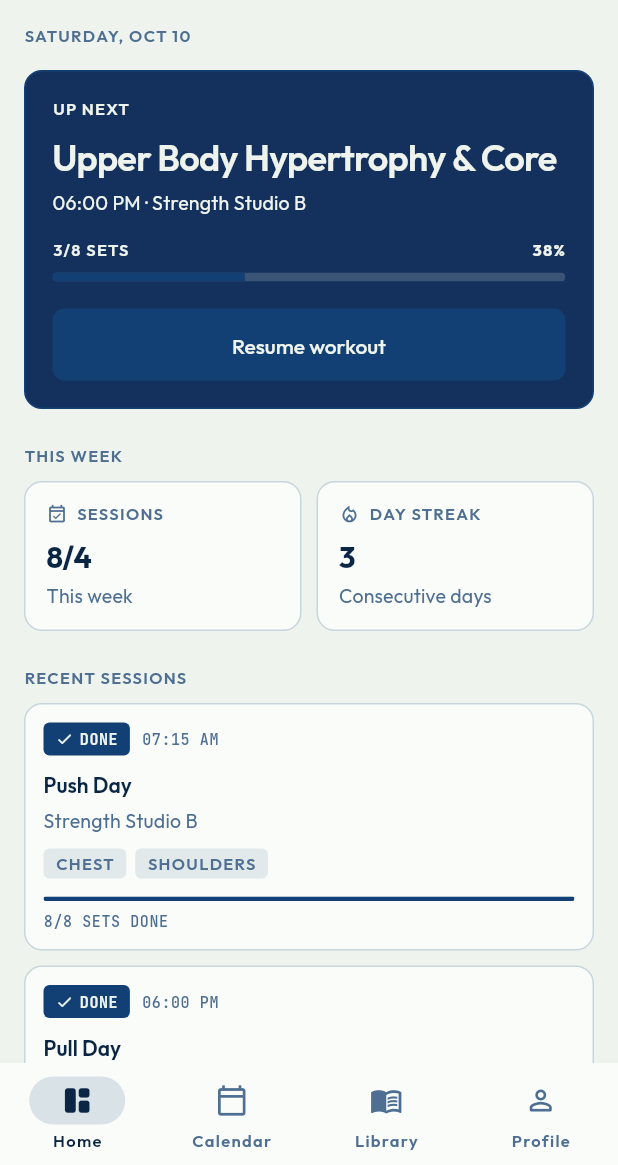
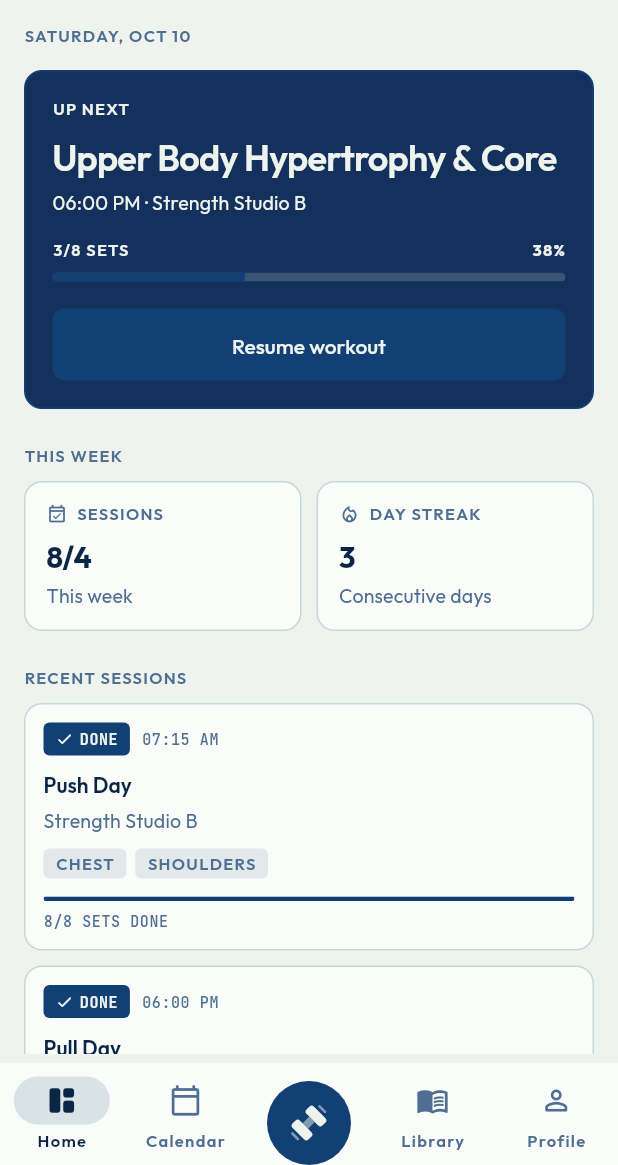
Before and after one commit to swcidd/plus_one, a Flutter app: the screen it shows after launch, on a phone screen of 412 x 824 dp, the part 71-1236 px from its top. Run offline on Flutter 3.47's test engine with Material 3 defaults, Android fonts, the phone set to English and light mode, and no system bars; our stand-ins replace equatable, flutter_svg, google_fonts.

Commit message:
feat(nav): put the action in the middle of the destination bar
Five equal slots rather than four tabs with a circle floated over the
seam. Padding the tabs apart and overlaying would leave the button
off-centre by half a destination's width, which reads as a layout
mistake even when everything is tappable. The empty middle slot keeps
the arithmetic honest and puts the button exactly on the bar's centre
line.

The action opens today's plan, or the most recent session when there
is nothing scheduled, so it is never a control that goes nowhere.
Building a session from scratch needs a form and is the next screen.

```diff
--- a/lib/screens/app_shell.dart
+++ b/lib/screens/app_shell.dart
@@ -1,10 +1,13 @@
 import 'package:flutter/material.dart';
+import 'package:provider/provider.dart';
 
 import '../navigation/app_tab.dart';
+import '../providers/workout_provider.dart';
 import '../widgets/bottom_nav_bar.dart';
 import '../widgets/brand_app_bar.dart';
 import '../widgets/empty_state.dart';
 import 'home_screen.dart';
+import 'workout_details_screen.dart';
 
 /// Hosts the four tabs and owns which one is visible.
 ///
@@ -33,6 +36,20 @@ class _AppShellState extends State<AppShell> {
     setState(() => _active = tab);
   }
 
+  /// The bar's action: go to whatever the lifter would train next.
+  ///
+  /// Opens today's plan when there is one, and falls back to the most recent
+  /// session rather than doing nothing, so the button is never a dead control.
+  /// Building a session from scratch needs a form, which is the next screen -
+  /// until then the button takes the user somewhere real.
+  void _startWorkout() {
+    final provider = context.read<WorkoutProvider>();
+    final target = provider.focusWorkout ?? provider.workouts.lastOrNull;
+    if (target == null) return;
+
+    Navigator.of(context).pushNamed(WorkoutDetailsScreen.routeFor(target.id));
+  }
+
   @override
   Widget build(BuildContext context) {
     return Scaffold(
@@ -43,7 +60,11 @@ class _AppShellState extends State<AppShell> {
             _LazyTab(tab: tab, active: _active, select: _select),
         ],
       ),
-      bottomNavigationBar: AppBottomNav(selected: _active, onSelected: _select),
+      bottomNavigationBar: AppBottomNav(
+        selected: _active,
+        onSelected: _select,
+        onWorkoutPressed: _startWorkout,
+      ),
     );
   }
 }
--- a/lib/widgets/bottom_nav_bar.dart
+++ b/lib/widgets/bottom_nav_bar.dart
@@ -1,47 +1,97 @@
 import 'package:flutter/material.dart';
 
 import '../navigation/app_tab.dart';
+import 'workout_action_button.dart';
 
-/// The persistent destination bar.
+/// The persistent destination bar, with a raised action in the middle.
 ///
-/// A thin wrapper over [NavigationBar] rather than a raw Material widget for
-/// three reasons: it names the destination set in one place so a fifth tab is
-/// a one-line enum change, it gives every bar the same keyboard and semantics
-/// behaviour, and it keeps the bar's chrome in [NavigationBarThemeData] where
-/// the rest of the app's styling lives.
-///
-/// Built from the enum rather than a passed-in list of labels so the bar cannot
-/// drift out of step with the routes: an entry here and a route there are the
-/// same declaration.
+/// Five equal slots rather than four tabs plus an overlay: giving the middle
+/// slot to [WorkoutActionButton] keeps the layout arithmetic honest. Padding
+/// four tabs apart and floating a circle over the seam would leave the button
+/// off-centre by half a destination's width, which is exactly the sort of
+/// one-pixel disagreement a designer notices immediately.
 class AppBottomNav extends StatelessWidget {
   const AppBottomNav({
     super.key,
     required this.selected,
     required this.onSelected,
+    required this.onWorkoutPressed,
+    this.actionSize = 56,
   });
 
   final AppTab selected;
   final ValueChanged<AppTab> onSelected;
 
+  /// Opens a session. The bar does not know whether that resumes today's plan
+  /// or starts something new; the button owns no state of its own.
+  final VoidCallback onWorkoutPressed;
+
+  /// Index of [tab] in the bar, counting the action's own slot.
+  ///
+  /// Public so a caller that navigates programmatically can highlight the right
+  /// destination without reimplementing the offset.
+  static int slotOf(AppTab tab) => _slots.indexOf(tab);
+
+  final double actionSize;
+
   @override
   Widget build(BuildContext context) {
-    return NavigationBar(
-      selectedIndex: selected.index,
-      // Resolves an index back to a tab so callers pass a destination rather
-      // than a positional integer, which is what lets the enum stay the single
-      // source of truth for ordering.
-      onDestinationSelected: (index) => onSelected(AppTab.values[index]),
-      destinations: [
-        for (final tab in AppTab.values)
-          NavigationDestination(
-            icon: Icon(tab.icon),
-            selectedIcon: Icon(tab.selectedIcon),
-            label: tab.label,
-            // Long press opens nothing, so the tooltip is what makes a
-            // destination's name reachable without leaving the bar.
-            tooltip: tab.label,
-          ),
+    return Stack(
+      alignment: Alignment.bottomCenter,
+      children: [
+        NavigationBar(
+          // Position in the bar, not the enum index: the action occupies a
+          // slot of its own, so calendar is at 1 but library at 3. Deriving it
+          // from the same list that builds the destinations means the two can
+          // never disagree.
+          selectedIndex: _slots.indexOf(selected),
+          // Maps the tapped slot back to its destination. Going through the slot list
+          // rather than AppTab.values is what keeps the action's own slot from
+          // shifting every destination after it by one.
+          onDestinationSelected: (index) {
+            final tab = _slots[index];
+            if (tab != null) onSelected(tab);
+          },
+          destinations: [for (final tab in _slots) _destination(context, tab)],
+        ),
+        // Sits above the bar so the raised circle reads as an action on the bar
+        // rather than a fifth destination. IgnorePointer is not needed: the
+        // middle slot of the bar behind it is transparent and this button is
+        // the only thing there to receive a tap.
+        WorkoutActionButton(onPressed: onWorkoutPressed, size: actionSize),
       ],
     );
   }
+
+  /// The four destinations interleaved with the empty middle slot.
+  ///
+  /// The blank keeps [AppTab.calendar] and [AppTab.library] the correct
+  /// distance apart with the action between them, and keeps their `index` in
+  /// step with the enum without any offset arithmetic at the call site.
+  static List<AppTab?> get _slots => [
+    AppTab.home,
+    AppTab.calendar,
+    null,
+    AppTab.library,
+    AppTab.profile,
+  ];
+
+  Widget _destination(BuildContext context, AppTab? tab) {
+    // The middle slot carries no destination. Rendering an empty one keeps the
+    // bar's spacing and selection maths correct while leaving the tap to the
+    // button drawn over it.
+    if (tab == null) {
+      return const NavigationDestination(icon: SizedBox.shrink(), label: '');
+    }
+
+    final isSelected = tab == selected;
+    return NavigationDestination(
+      icon: Icon(isSelected ? tab.selectedIcon : tab.icon),
+      selectedIcon: Icon(tab.selectedIcon),
+      label: tab.label,
+      // Long press opens nothing, so the tooltip is what makes a destination's
+      // name reachable without leaving the bar.
+      tooltip: tab.label,
+    );
+  }
 }
```
